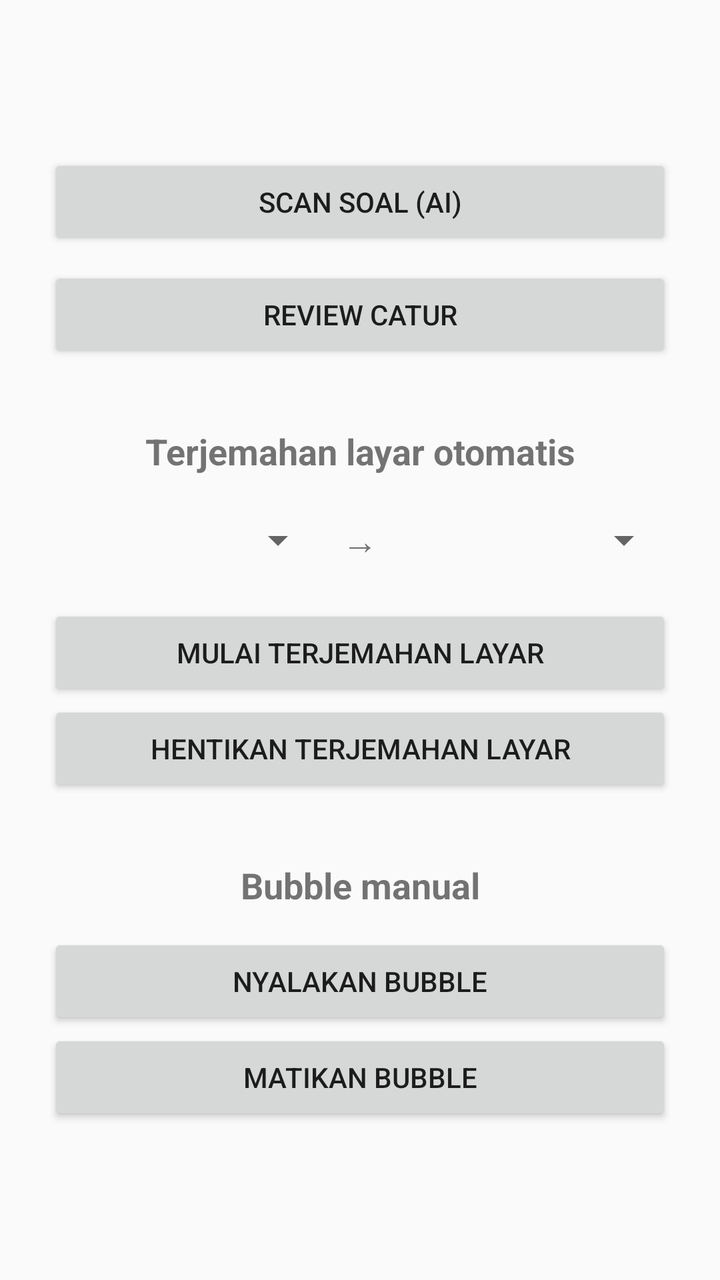
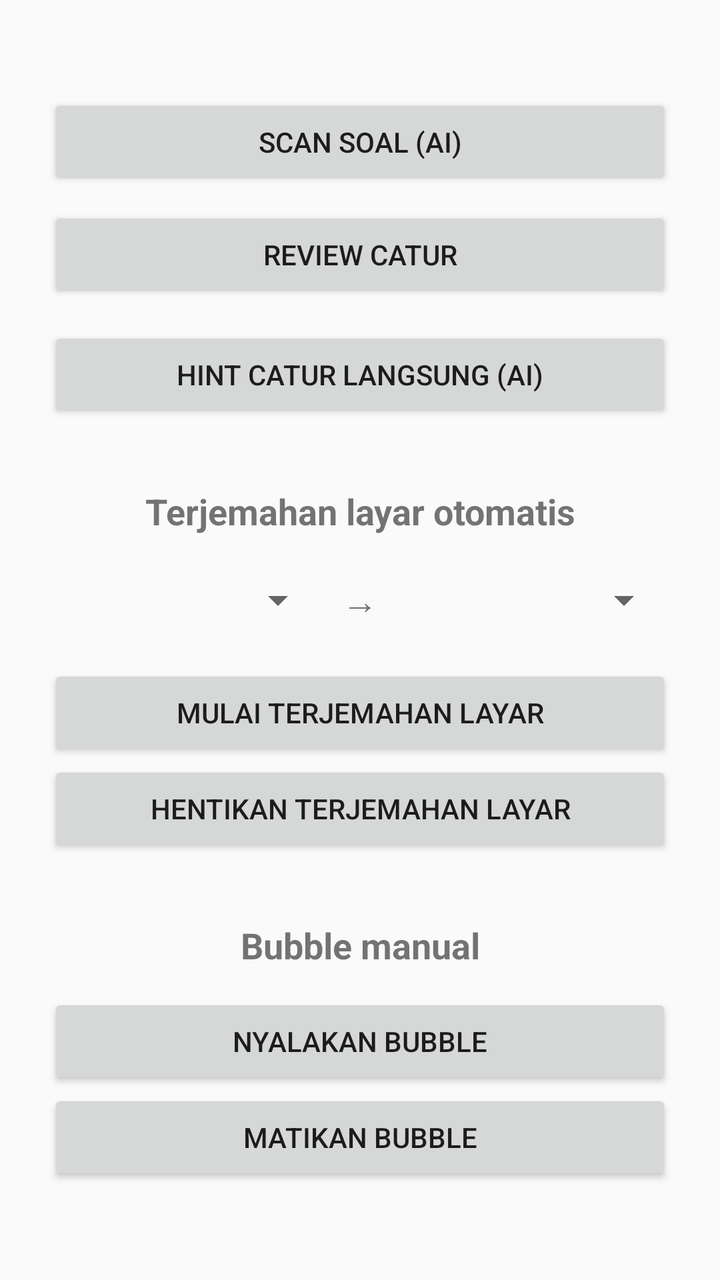

The first picture is an Android layout as it rendered before a commit; the second is the same layout after the commit. The layout source and the unified diff follow.
<!-- AndroidManifest.xml: application theme Theme.AppCompat.Light.DarkActionBar -->
<!-- res/layout/activity_main.xml -->
<ScrollView xmlns:android="http://schemas.android.com/apk/res/android"
    android:layout_width="match_parent"
    android:layout_height="match_parent"
    android:fillViewport="true">

    <LinearLayout
        android:layout_width="match_parent"
        android:layout_height="wrap_content"
        android:gravity="center"
        android:orientation="vertical"
        android:padding="24dp">

        <Button
            android:id="@+id/btnSoal"
            android:layout_width="match_parent"
            android:layout_height="wrap_content"
            android:layout_marginBottom="32dp"
            android:text="Scan Soal (AI)" />

        <Button
            android:id="@+id/btnCatur"
            android:layout_width="match_parent"
            android:layout_height="wrap_content"
            android:layout_marginTop="-24dp"
            android:layout_marginBottom="32dp"
            android:text="Review Catur" />

        <TextView
            android:layout_width="match_parent"
            android:layout_height="wrap_content"
            android:gravity="center"
            android:text="Terjemahan layar otomatis"
            android:textSize="18sp"
            android:textStyle="bold" />

        <LinearLayout
            android:layout_width="match_parent"
            android:layout_height="wrap_content"
            android:layout_marginTop="12dp"
            android:gravity="center_vertical"
            android:orientation="horizontal">

            <Spinner
                android:id="@+id/spinScreenSrc"
                android:layout_width="0dp"
                android:layout_height="wrap_content"
                android:layout_weight="1" />

            <TextView
                android:layout_width="wrap_content"
                android:layout_height="wrap_content"
                android:padding="8dp"
                android:text="→"
                android:textSize="18sp" />

            <Spinner
                android:id="@+id/spinScreenTgt"
                android:layout_width="0dp"
                android:layout_height="wrap_content"
                android:layout_weight="1" />
        </LinearLayout>

        <Button
            android:id="@+id/btnScreenStart"
            android:layout_width="match_parent"
            android:layout_height="wrap_content"
            android:layout_marginTop="12dp"
            android:text="Mulai terjemahan layar" />

        <Button
            android:id="@+id/btnScreenStop"
            android:layout_width="match_parent"
            android:layout_height="wrap_content"
            android:text="Hentikan terjemahan layar" />

        <TextView
            android:layout_width="match_parent"
            android:layout_height="wrap_content"
            android:layout_marginTop="32dp"
            android:gravity="center"
            android:text="Bubble manual"
            android:textSize="18sp"
            android:textStyle="bold" />

        <Button
            android:id="@+id/btnStart"
            android:layout_width="match_parent"
            android:layout_height="wrap_content"
            android:layout_marginTop="12dp"
            android:text="Nyalakan bubble" />

        <Button
            android:id="@+id/btnStop"
            android:layout_width="match_parent"
            android:layout_height="wrap_content"
            android:text="Matikan bubble" />

    </LinearLayout>
</ScrollView>
<!-- resources referenced by this layout -->
<resources>

</resources>

<!-- the commit's change to res/layout/activity_main.xml (unified diff, before → after) -->
@@ -22,8 +22,15 @@
             android:layout_width="match_parent"
             android:layout_height="wrap_content"
             android:layout_marginTop="-24dp"
+            android:layout_marginBottom="12dp"
+            android:text="Review Catur" />
+
+        <Button
+            android:id="@+id/btnCaturHint"
+            android:layout_width="match_parent"
+            android:layout_height="wrap_content"
             android:layout_marginBottom="32dp"
-            android:text="Review Catur" />
+            android:text="Hint Catur Langsung (AI)" />
 
         <TextView
             android:layout_width="match_parent"
